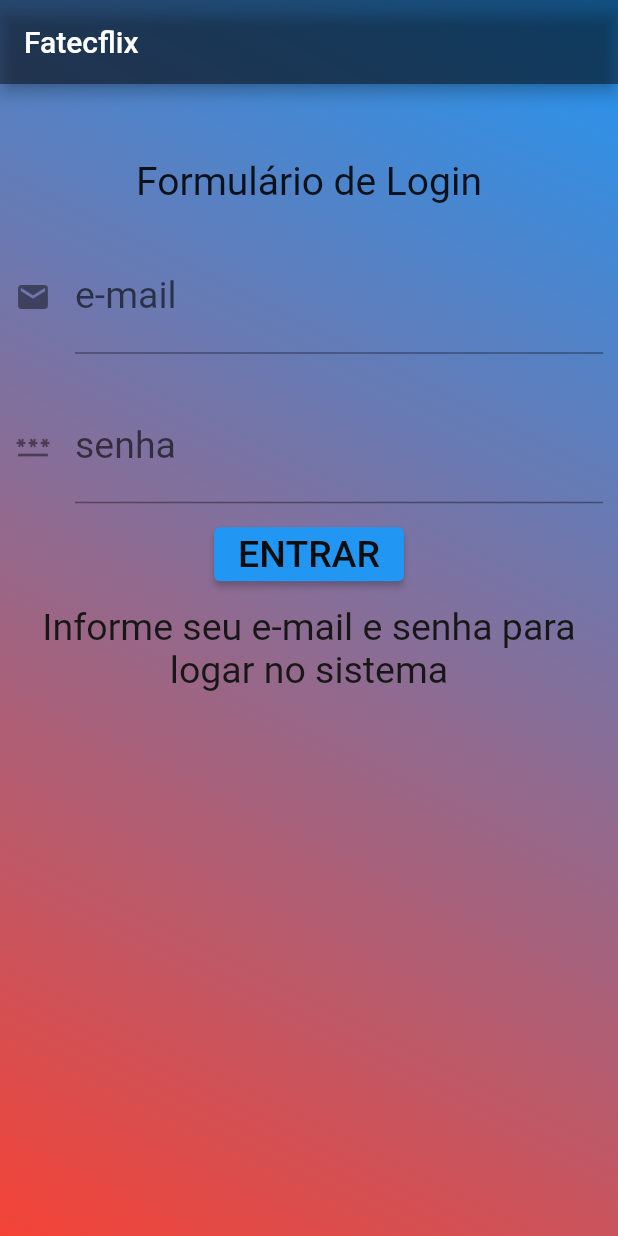
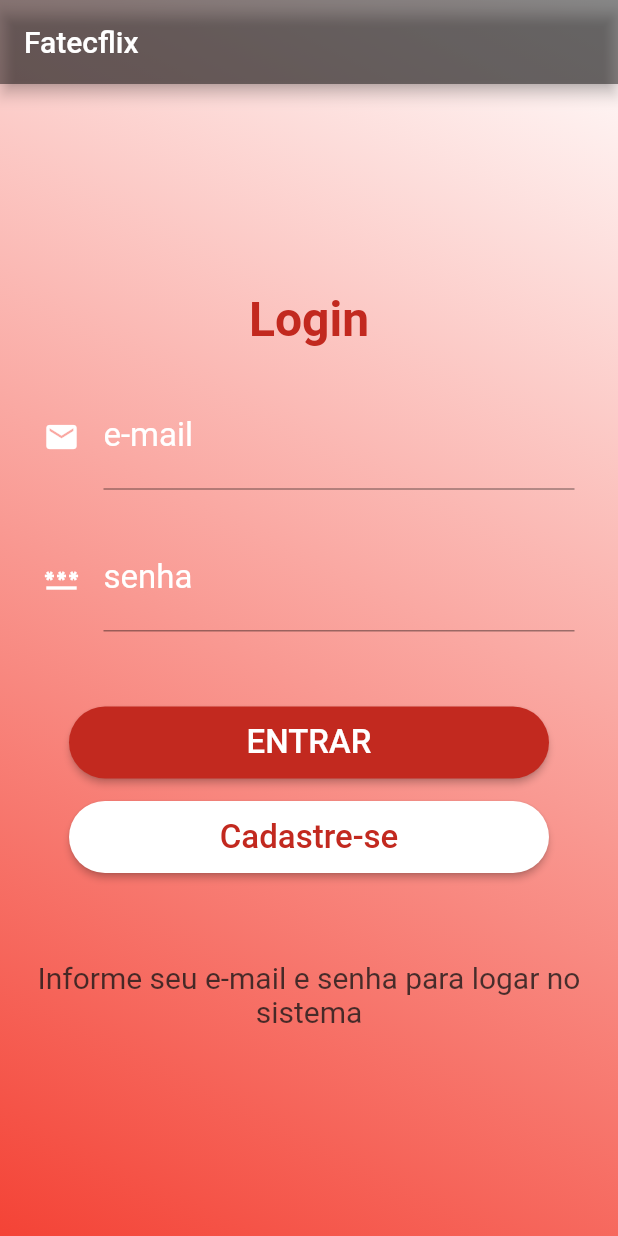
Before and after one commit to killatsignlife/fatecflix-flutter, a Flutter app: the screen it shows after launch, on a phone screen of 412 x 824 dp. Run offline on Flutter 3.47's test engine with Material 2 defaults, Android fonts, the phone set to English and light mode, and no system bars; our stand-ins replace get, sqflite; accounts and stored records are empty.

Commit message:
style: login

```diff
--- a/lib/components/login/login.dart
+++ b/lib/components/login/login.dart
@@ -42,8 +42,8 @@ class _LoginWidgetState extends State<LoginWidget> {
   void _login() {
     setState(() {
       String email = emailController.text;
-      String senha = emailController.text;
-      _info = "email: $email, senha: $senha";
+      String senha = senhaController.text;
+      _info = "email: $email, \n senha: $senha";
     });
   }
 
@@ -56,7 +56,7 @@ class _LoginWidgetState extends State<LoginWidget> {
             begin: Alignment.topRight,
             end: Alignment.bottomLeft,
             colors: [
-              Colors.blue,
+              Colors.white,
               Colors.red,
             ],
           ),
@@ -67,31 +67,37 @@ class _LoginWidgetState extends State<LoginWidget> {
               backgroundColor: Colors.black45,
               title: const Text('Fatecflix'),
             ),
-            body: SingleChildScrollView(
-              padding: const EdgeInsets.fromLTRB(10, 50, 10, 0),
+            body: Center(
+                child: SingleChildScrollView(
+              padding: const EdgeInsets.fromLTRB(14, 10, 14, 10),
               child: Form(
                 key: _formKey,
                 child: Column(
                   mainAxisAlignment: MainAxisAlignment.center,
                   children: <Widget>[
                     const Text(
-                      "Formulário de Login",
+                      "Login",
                       style: TextStyle(
-                        fontSize: 26,
-                      ),
+                          fontSize: 32,
+                          fontWeight: FontWeight.bold,
+                          color: Color.fromARGB(255, 194, 41, 31)),
                     ),
                     sizedBoxSpace,
-                    TextFormField(
+                    Padding(
+                      padding: const EdgeInsets.fromLTRB(15, 0, 15, 0),
+                      child: TextFormField(
                         textInputAction: TextInputAction.next,
                         keyboardType: TextInputType.emailAddress,
                         decoration: const InputDecoration(
                             icon: Icon(Icons.email),
+                            iconColor: Colors.white,
                             hintText: "usuario@email.com",
                             labelText: "e-mail",
-                      ),
+                            labelStyle: TextStyle(color: Colors.white)),
                         textAlign: TextAlign.center,
                         style: const TextStyle(
-                          color: Color.fromARGB(255, 2, 2, 2), fontSize: 25.0),
+                            color: Color.fromARGB(202, 24, 23, 23),
+                            fontSize: 22.0),
                         controller: emailController,
                         validator: (value) {
                           if (value!.isEmpty) {
@@ -100,16 +106,21 @@ class _LoginWidgetState extends State<LoginWidget> {
                           return null;
                         },
                       ),
+                    ),
                     sizedBoxSpace,
-                    TextFormField(
+                    Padding(
+                      padding: const EdgeInsets.fromLTRB(15, 0, 15, 0),
+                      child: TextFormField(
                         keyboardType: TextInputType.visiblePassword,
                         decoration: const InputDecoration(
                             icon: Icon(Icons.password),
+                            iconColor: Colors.white,
                             labelText: "senha",
-                      ),
+                            labelStyle: TextStyle(color: Colors.white)),
                         textAlign: TextAlign.center,
                         style: const TextStyle(
-                          color: Color.fromARGB(255, 2, 2, 2), fontSize: 25.0),
+                            color: Color.fromARGB(202, 24, 23, 23),
+                            fontSize: 22.0),
                         controller: senhaController,
                         validator: (value) {
                           if (value!.isEmpty) {
@@ -118,9 +129,16 @@ class _LoginWidgetState extends State<LoginWidget> {
                           return null;
                         },
                       ),
+                    ),
                     Padding(
-                      padding: const EdgeInsets.only(top: 10.0, bottom: 10.0),
+                      padding: const EdgeInsets.only(top: 50.0, bottom: 10.0),
                       child: ElevatedButton(
+                        style: ElevatedButton.styleFrom(
+                            minimumSize: const Size(320.0, 48.0),
+                            backgroundColor: Color.fromARGB(255, 194, 41, 31),
+                            shape: RoundedRectangleBorder(
+                              borderRadius: BorderRadius.circular(25.0),
+                            )),
                         onPressed: () {
                           if (_formKey.currentState!.validate()) {
                             _login();
@@ -128,35 +146,42 @@ class _LoginWidgetState extends State<LoginWidget> {
                         },
                         child: const Text(
                           "ENTRAR",
-                          style: TextStyle(
-                              color: Color.fromARGB(255, 14, 13, 13),
-                              fontSize: 25.0),
+                          style: TextStyle(color: Colors.white, fontSize: 22.0),
                         ),
                       ),
                     ),
+                    Padding(
+                      padding: const EdgeInsets.only(top: 5.0, bottom: 10.0),
+                      child: ElevatedButton(
+                        style: ElevatedButton.styleFrom(
+                            minimumSize: const Size(320.0, 48.0),
+                            backgroundColor: Colors.white,
+                            shape: RoundedRectangleBorder(
+                              borderRadius: BorderRadius.circular(25.0),
+                            )),
+                        onPressed: () {
+                          if (_formKey.currentState!.validate()) {
+                            _login();
+                          }
+                        },
+                        child: const Text(
+                          "Cadastre-se",
+                          style: TextStyle(color: Color.fromARGB(255, 194, 41, 31), fontSize: 22.0),
+                        ),
+                      ),
+                    ),
+                    sizedBoxSpace,
+                    sizedBoxSpace,
                     Text(
                       _info,
                       textAlign: TextAlign.center,
                       style: const TextStyle(
-                          color: Color.fromARGB(255, 24, 23, 23),
-                          fontSize: 25.0),
+                          color: Color.fromARGB(202, 24, 23, 23),
+                          fontSize: 20.0),
                     )
                   ],
                 ),
               ),
-            )));
+            ))));
   }
 }
-
-// Container(
-//             decoration: const BoxDecoration(
-//               gradient: LinearGradient(
-//                 begin: Alignment.topRight,
-//                 end: Alignment.bottomLeft,
-//                 colors: [
-//                   Colors.blue,
-//                   Colors.red,
-//                 ],
-//             ),
-//           ),
-//         ),
```
Lines whose indentation alone changed are shown as unchanged.
